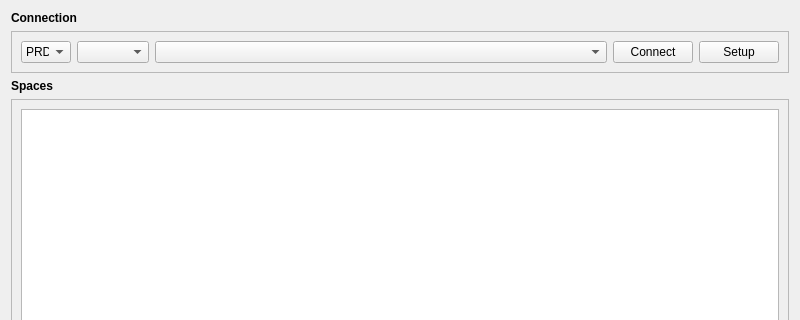
Qt form XYZHubConnector/gui/ui/tab_dialog.ui (heremaps/xyz-qgis-plugin) before a commit; both pictures show x 0 to 800 and y 0 to 320 of the 800 by 600 pixel window.
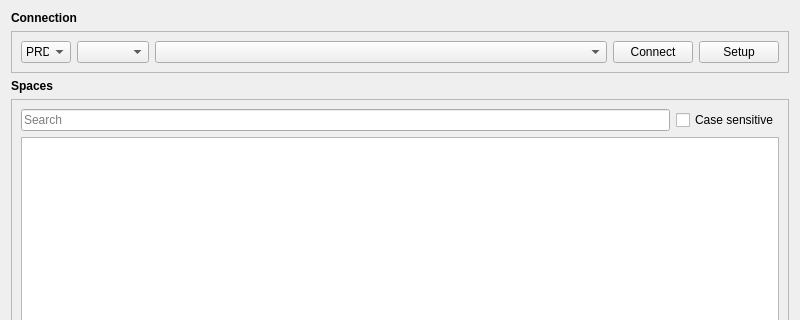
The same form after that commit. Custom widgets are drawn as their Qt base class.

Commit message: search layer via proxy model

Patch:
```diff
--- a/XYZHubConnector/gui/ui/tab_dialog.ui
+++ b/XYZHubConnector/gui/ui/tab_dialog.ui
@@ -276,6 +276,41 @@
          <enum>QFrame::Raised</enum>
         </property>
         <layout class="QVBoxLayout" name="verticalLayout_2">
+         <item>
+          <widget class="QWidget" name="widget" native="true">
+           <layout class="QGridLayout" name="gridLayout_3">
+            <property name="leftMargin">
+             <number>0</number>
+            </property>
+            <property name="topMargin">
+             <number>0</number>
+            </property>
+            <property name="rightMargin">
+             <number>0</number>
+            </property>
+            <property name="bottomMargin">
+             <number>0</number>
+            </property>
+            <item row="0" column="0">
+             <widget class="QgsFilterLineEdit" name="lineEdit_space_filter">
+              <property name="placeholderText">
+               <string>Search</string>
+              </property>
+              <property name="qgisRelation" stdset="0">
+               <string notr="true"/>
+              </property>
+             </widget>
+            </item>
+            <item row="0" column="1">
+             <widget class="QCheckBox" name="checkBox_case_sensitive">
+              <property name="text">
+               <string>Case sensitive</string>
+              </property>
+             </widget>
+            </item>
+           </layout>
+          </widget>
+         </item>
          <item>
           <widget class="QTableView" name="tableView_space">
            <property name="sizePolicy">
@@ -1049,6 +1084,11 @@
   </layout>
  </widget>
  <customwidgets>
+  <customwidget>
+   <class>QgsFilterLineEdit</class>
+   <extends>QLineEdit</extends>
+   <header>qgis.gui</header>
+  </customwidget>
   <customwidget>
    <class>QgsMapLayerComboBox</class>
    <extends>QComboBox</extends>
```
The commit also changes 1 other file.
